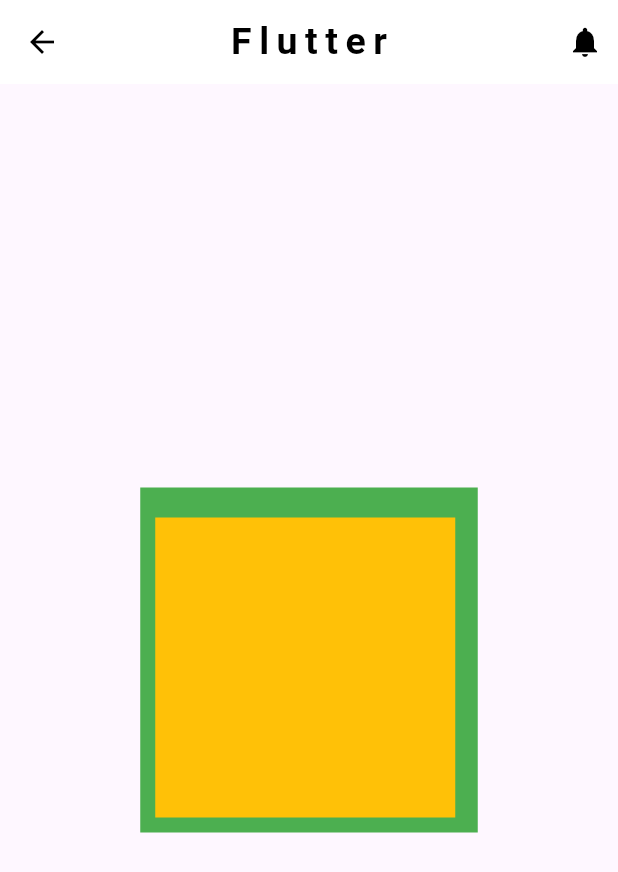
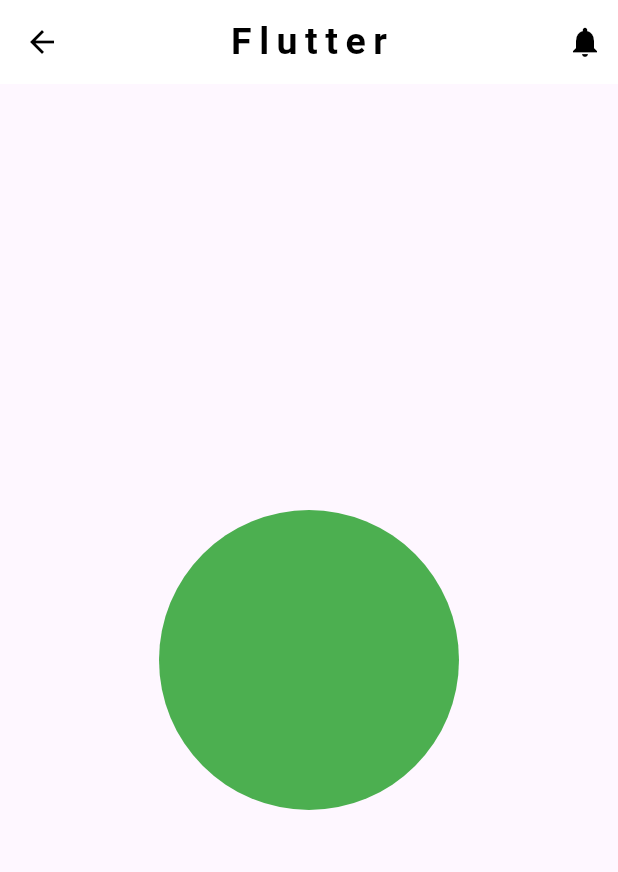
Before and after one commit to RaFiuL-RaZu/app_create, a Flutter app: the screen it shows after launch, on a phone screen of 412 x 824 dp. Shown: the top 872 px of the screen. Run offline on Flutter 3.47's test engine with Material 3 defaults, Android fonts, the phone set to English and light mode, and no system bars.

Commit message:
innit commit

```diff
--- a/lib/main.dart
+++ b/lib/main.dart
@@ -1,6 +1,7 @@
 import 'package:flutter/cupertino.dart';
 import 'package:flutter/material.dart';
 import 'package:flutter/painting.dart';
+import 'package:flutter/services.dart';
 
 main() {
   runApp(MaterialApp(
@@ -27,13 +28,14 @@ main() {
       body:Center(
         child: Center(
           child: Container(
+            height: 200,
+            width: 200,
             padding: EdgeInsets.only(left: 10,right: 15,top: 20,bottom: 10),
-            color: Colors.green,
-            child: Container(
-              height: 200,
-              width: 200,
-              color: Colors.amber,
+            decoration: BoxDecoration(
+              color: Colors.green,
+              shape: BoxShape.circle
             ),
+
           ),
         )
       ),
```
